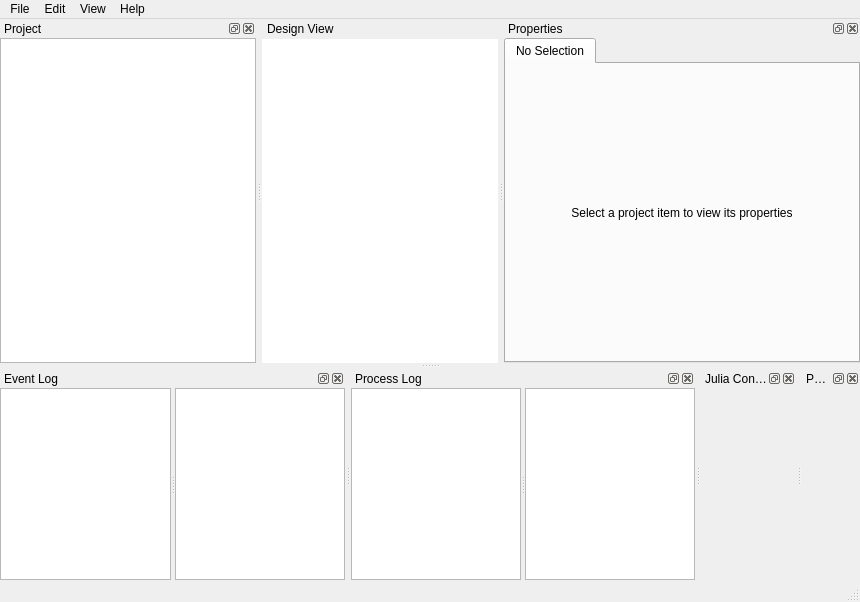
This is spinetoolbox/ui/mainwindow.ui in spine-tools/Spine-Toolbox as Qt 5 draws it before an edit. The edited form follows.
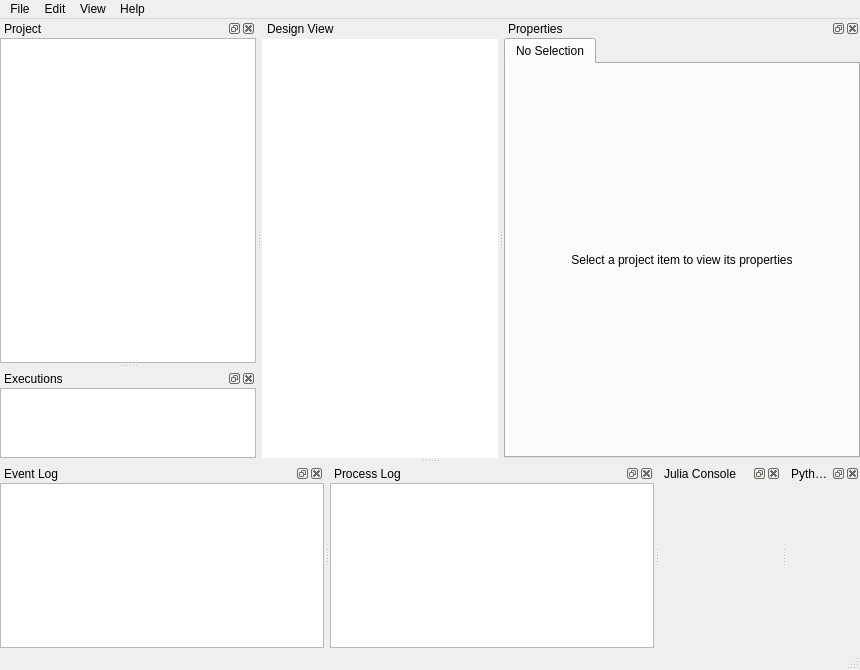
This is the edited form. Icons and pictures are not drawn. Custom widgets are drawn as their Qt base class.

Commit message:
Use a single filter to show executions
Whenever a Tool item has multiple executions (corresponding to
different filtered dbs treated simultaneously) we show a list view
with all execution filter 'ids' so the user can select and see
the corresponding event log and process log.

Before this commit, we were using two list views, one for event log
and one for process log which didn't make much sense and complicated
things.

Re #907

What changed in the file:
```diff
--- a/spinetoolbox/ui/mainwindow.ui
+++ b/spinetoolbox/ui/mainwindow.ui
@@ -240,7 +240,7 @@
       <verstretch>0</verstretch>
      </sizepolicy>
     </property>
-    <layout class="QVBoxLayout" name="verticalLayout_2">
+    <layout class="QVBoxLayout" name="verticalLayout_5">
      <property name="spacing">
       <number>0</number>
      </property>
@@ -257,24 +257,6 @@
       <number>0</number>
      </property>
      <item>
-      <widget class="QSplitter" name="splitter">
-       <property name="orientation">
-        <enum>Qt::Horizontal</enum>
-       </property>
-       <widget class="QTreeView" name="treeView_eventlog">
-        <property name="sizePolicy">
-         <sizepolicy hsizetype="Expanding" vsizetype="Expanding">
-          <horstretch>0</horstretch>
-          <verstretch>0</verstretch>
-         </sizepolicy>
-        </property>
-        <property name="indentation">
-         <number>0</number>
-        </property>
-        <property name="rootIsDecorated">
-         <bool>false</bool>
-        </property>
-       </widget>
        <widget class="CustomQTextBrowser" name="textBrowser_eventlog">
         <property name="sizePolicy">
          <sizepolicy hsizetype="Preferred" vsizetype="Preferred">
@@ -289,7 +271,6 @@
          <bool>false</bool>
         </property>
        </widget>
-      </widget>
      </item>
     </layout>
    </widget>
@@ -337,18 +318,6 @@
       <number>0</number>
      </property>
      <item>
-      <widget class="QSplitter" name="splitter_2">
-       <property name="orientation">
-        <enum>Qt::Horizontal</enum>
-       </property>
-       <widget class="QTreeView" name="treeView_processlog">
-        <property name="indentation">
-         <number>0</number>
-        </property>
-        <property name="rootIsDecorated">
-         <bool>false</bool>
-        </property>
-       </widget>
        <widget class="CustomQTextBrowser" name="textBrowser_processlog">
         <property name="sizePolicy">
          <sizepolicy hsizetype="Preferred" vsizetype="Preferred">
@@ -368,7 +337,6 @@
          <bool>false</bool>
         </property>
        </widget>
-      </widget>
      </item>
     </layout>
    </widget>
@@ -578,6 +546,43 @@
     </layout>
    </widget>
   </widget>
+  <widget class="QDockWidget" name="dockWidget_executions">
+   <property name="windowTitle">
+    <string>Executions</string>
+   </property>
+   <attribute name="dockWidgetArea">
+    <number>1</number>
+   </attribute>
+   <widget class="QWidget" name="dockWidgetContents_5">
+    <layout class="QVBoxLayout" name="verticalLayout_2">
+     <property name="spacing">
+      <number>0</number>
+     </property>
+     <property name="leftMargin">
+      <number>0</number>
+     </property>
+     <property name="topMargin">
+      <number>0</number>
+     </property>
+     <property name="rightMargin">
+      <number>0</number>
+     </property>
+     <property name="bottomMargin">
+      <number>0</number>
+     </property>
+     <item>
+      <widget class="QListView" name="listView_executions">
+       <property name="sizePolicy">
+        <sizepolicy hsizetype="Expanding" vsizetype="Expanding">
+         <horstretch>0</horstretch>
+         <verstretch>0</verstretch>
+        </sizepolicy>
+       </property>
+      </widget>
+     </item>
+    </layout>
+   </widget>
+  </widget>
   <action name="actionQuit">
    <property name="icon">
     <iconset resource="resources/resources_icons.qrc">
```
Lines whose indentation alone changed are shown as unchanged. The commit also changes 4 other files.
